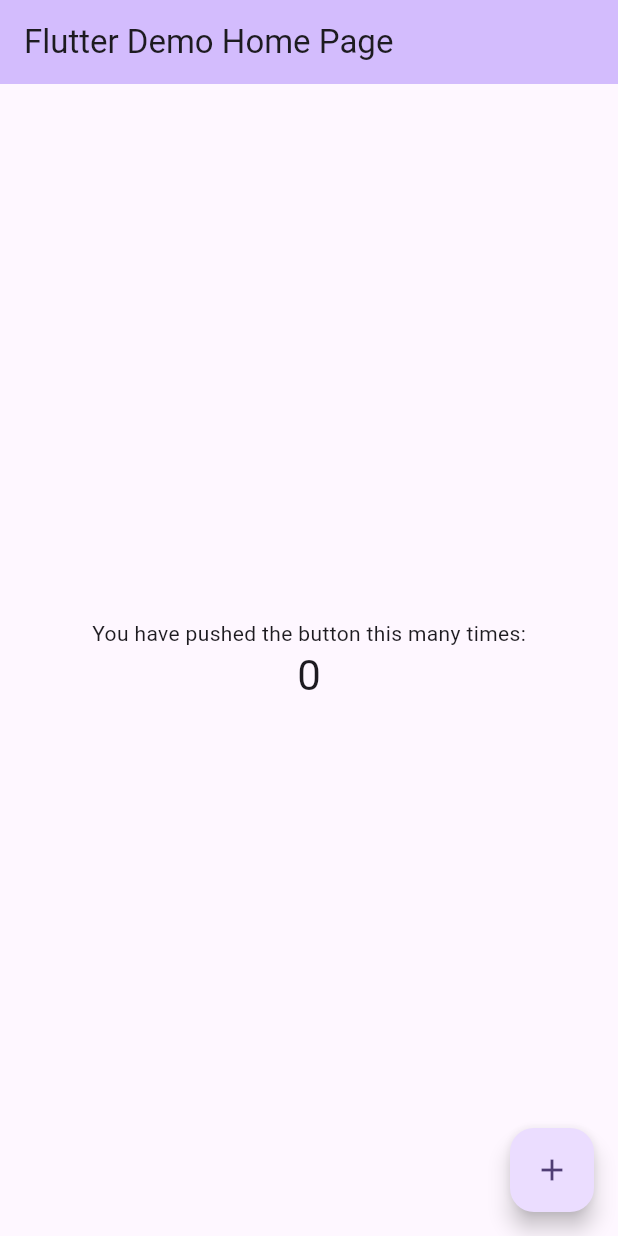
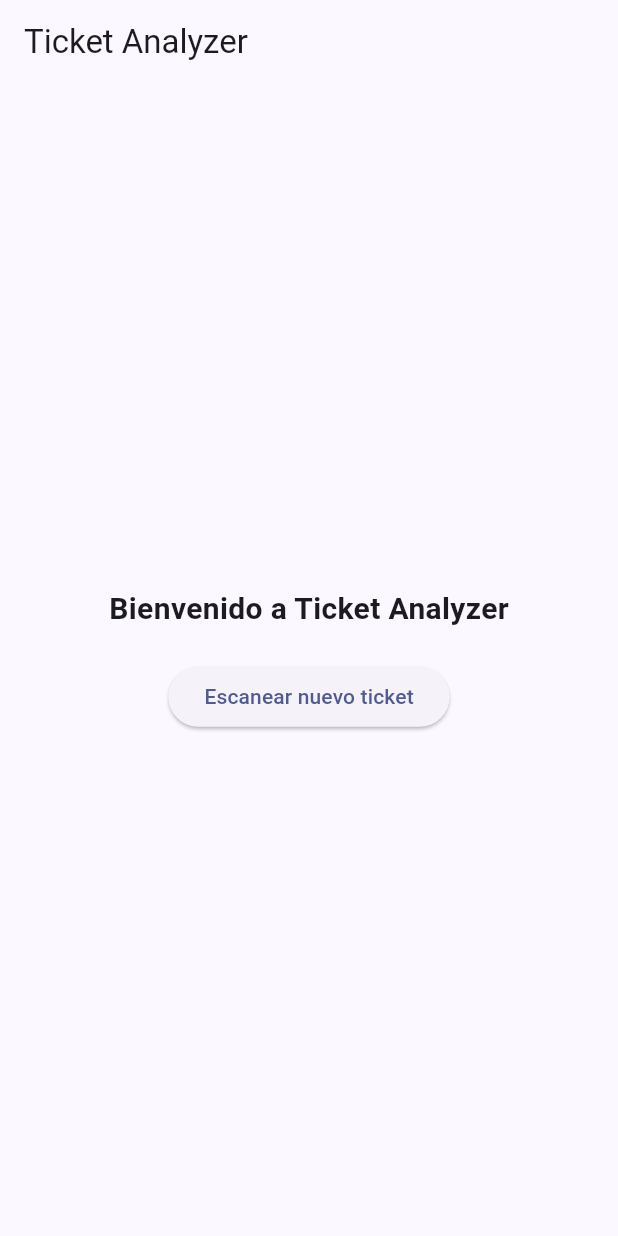
Before and after one commit to ElAdrixHD/ExpenseAI, a Flutter app: the screen it shows after launch, on a phone screen of 412 x 824 dp. Run offline on Flutter 3.47's test engine with Material 3 defaults, Android fonts, the phone set to English and light mode, and no system bars; our stand-ins replace flutter_riverpod, go_router.

Commit message:
Adding first pages

```diff
--- /dev/null
+++ b/lib/core/router/app_router.dart
@@ -0,0 +1,31 @@
+import 'package:flutter/material.dart';
+import 'package:flutter_riverpod/flutter_riverpod.dart';
+import 'package:go_router/go_router.dart';
+
+import '../../features/scan_ticket/presentation/pages/home_page.dart';
+import '../../features/scan_ticket/presentation/pages/scan_page.dart';
+
+final routerProvider = Provider<GoRouter>((ref) {
+  return GoRouter(
+    initialLocation: '/',
+    routes: [
+      GoRoute(
+        path: '/',
+        name: 'home',
+        builder: (context, state) => const HomePage(),
+        routes: [
+          GoRoute(
+            path: 'scan',
+            name: 'scan',
+            builder: (context, state) => const ScanPage(),
+          ),
+        ],
+      ),
+    ],
+    errorBuilder: (context, state) => Scaffold(
+      body: Center(
+        child: Text('Error: ${state.error}'),
+      ),
+    ),
+  );
+});
--- /dev/null
+++ b/lib/features/scan_ticket/presentation/pages/home_page.dart
@@ -0,0 +1,29 @@
+import 'package:flutter/material.dart';
+import 'package:go_router/go_router.dart';
+
+class HomePage extends StatelessWidget {
+  const HomePage({super.key});
+
+  @override
+  Widget build(BuildContext context) {
+    return Scaffold(
+      appBar: AppBar(
+        title: const Text('Ticket Analyzer'),
+      ),
+      body: Center(
+        child: Column(
+          mainAxisAlignment: MainAxisAlignment.center,
+          children: [
+            const Text('Bienvenido a Ticket Analyzer',
+                style: TextStyle(fontSize: 20, fontWeight: FontWeight.bold)),
+            const SizedBox(height: 20),
+            ElevatedButton(
+              onPressed: () => context.goNamed('scan'),
+              child: const Text('Escanear nuevo ticket'),
+            ),
+          ],
+        ),
+      ),
+    );
+  }
+}
--- /dev/null
+++ b/lib/features/scan_ticket/presentation/pages/scan_page.dart
@@ -0,0 +1,24 @@
+import 'package:flutter/material.dart';
+
+class ScanPage extends StatelessWidget {
+  const ScanPage({super.key});
+
+  @override
+  Widget build(BuildContext context) {
+    return Scaffold(
+      appBar: AppBar(
+        title: const Text('Escanear Ticket'),
+      ),
+      body: const Center(
+        child: Text('Aquí implementaremos la captura de imágenes'),
+      ),
+      floatingActionButton: FloatingActionButton(
+        onPressed: () {
+          // Aquí implementaremos la lógica para tomar una foto
+        },
+        tooltip: 'Tomar foto',
+        child: const Icon(Icons.camera_alt),
+      ),
+    );
+  }
+}
--- a/lib/main.dart
+++ b/lib/main.dart
@@ -1,122 +1,25 @@
 import 'package:flutter/material.dart';
+import 'package:flutter_riverpod/flutter_riverpod.dart';
+import 'core/router/app_router.dart';
 
 void main() {
-  runApp(const MyApp());
+  runApp(const ProviderScope(child: ExpenseAiApp()));
 }
 
-class MyApp extends StatelessWidget {
-  const MyApp({super.key});
+class ExpenseAiApp extends ConsumerWidget {
+  const ExpenseAiApp({super.key});
 
-  // This widget is the root of your application.
   @override
-  Widget build(BuildContext context) {
-    return MaterialApp(
-      title: 'Flutter Demo',
+  Widget build(BuildContext context, WidgetRef ref) {
+    final router = ref.watch(routerProvider);
+
+    return MaterialApp.router(
+      title: 'ExpenseAI',
       theme: ThemeData(
-        // This is the theme of your application.
-        //
-        // TRY THIS: Try running your application with "flutter run". You'll see
-        // the application has a purple toolbar. Then, without quitting the app,
-        // try changing the seedColor in the colorScheme below to Colors.green
-        // and then invoke "hot reload" (save your changes or press the "hot
-        // reload" button in a Flutter-supported IDE, or press "r" if you used
-        // the command line to start the app).
-        //
-        // Notice that the counter didn't reset back to zero; the application
-        // state is not lost during the reload. To reset the state, use hot
-        // restart instead.
-        //
-        // This works for code too, not just values: Most code changes can be
-        // tested with just a hot reload.
-        colorScheme: ColorScheme.fromSeed(seedColor: Colors.deepPurple),
+        colorScheme: ColorScheme.fromSeed(seedColor: Colors.indigo),
+        useMaterial3: true,
       ),
-      home: const MyHomePage(title: 'Flutter Demo Home Page'),
+      routerConfig: router,
     );
   }
 }
-
-class MyHomePage extends StatefulWidget {
-  const MyHomePage({super.key, required this.title});
-
-  // This widget is the home page of your application. It is stateful, meaning
-  // that it has a State object (defined below) that contains fields that affect
-  // how it looks.
-
-  // This class is the configuration for the state. It holds the values (in this
-  // case the title) provided by the parent (in this case the App widget) and
-  // used by the build method of the State. Fields in a Widget subclass are
-  // always marked "final".
-
-  final String title;
-
-  @override
-  State<MyHomePage> createState() => _MyHomePageState();
-}
-
-class _MyHomePageState extends State<MyHomePage> {
-  int _counter = 0;
-
-  void _incrementCounter() {
-    setState(() {
-      // This call to setState tells the Flutter framework that something has
-      // changed in this State, which causes it to rerun the build method below
-      // so that the display can reflect the updated values. If we changed
-      // _counter without calling setState(), then the build method would not be
-      // called again, and so nothing would appear to happen.
-      _counter++;
-    });
-  }
-
-  @override
-  Widget build(BuildContext context) {
-    // This method is rerun every time setState is called, for instance as done
-    // by the _incrementCounter method above.
-    //
-    // The Flutter framework has been optimized to make rerunning build methods
-    // fast, so that you can just rebuild anything that needs updating rather
-    // than having to individually change instances of widgets.
-    return Scaffold(
-      appBar: AppBar(
-        // TRY THIS: Try changing the color here to a specific color (to
-        // Colors.amber, perhaps?) and trigger a hot reload to see the AppBar
-        // change color while the other colors stay the same.
-        backgroundColor: Theme.of(context).colorScheme.inversePrimary,
-        // Here we take the value from the MyHomePage object that was created by
-        // the App.build method, and use it to set our appbar title.
-        title: Text(widget.title),
-      ),
-      body: Center(
-        // Center is a layout widget. It takes a single child and positions it
-        // in the middle of the parent.
-        child: Column(
-          // Column is also a layout widget. It takes a list of children and
-          // arranges them vertically. By default, it sizes itself to fit its
-          // children horizontally, and tries to be as tall as its parent.
-          //
-          // Column has various properties to control how it sizes itself and
-          // how it positions its children. Here we use mainAxisAlignment to
-          // center the children vertically; the main axis here is the vertical
-          // axis because Columns are vertical (the cross axis would be
-          // horizontal).
-          //
-          // TRY THIS: Invoke "debug painting" (choose the "Toggle Debug Paint"
-          // action in the IDE, or press "p" in the console), to see the
-          // wireframe for each widget.
-          mainAxisAlignment: MainAxisAlignment.center,
-          children: <Widget>[
-            const Text('You have pushed the button this many times:'),
-            Text(
-              '$_counter',
-              style: Theme.of(context).textTheme.headlineMedium,
-            ),
-          ],
-        ),
-      ),
-      floatingActionButton: FloatingActionButton(
-        onPressed: _incrementCounter,
-        tooltip: 'Increment',
-        child: const Icon(Icons.add),
-      ), // This trailing comma makes auto-formatting nicer for build methods.
-    );
-  }
-}
--- a/pubspec.yaml
+++ b/pubspec.yaml
@@ -17,6 +17,7 @@ dependencies:
   camera: ^0.11.1
   logger: ^2.5.0
   path_provider: ^2.1.0
+  go_router: ^14.8.1
 
 dev_dependencies:
   flutter_test:
```
Also changed, not shown: pubspec.lock, 3 other files.
